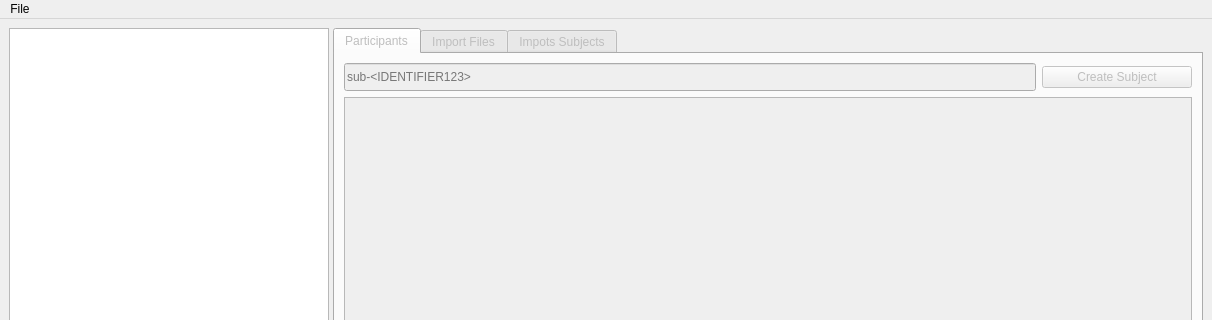
Old version of the form bidsificator/forms/MainWindow.ui in the repository HIP-infrastructure/Bidsificator; both pictures show x 0 to 1212 and y 0 to 320 of the 1212 by 927 pixel window.
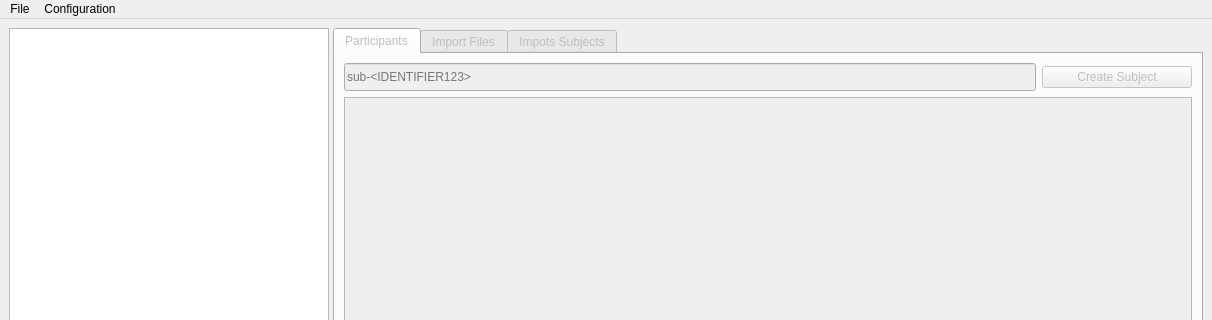
New version of the form. Custom widgets are drawn as their Qt base class.

Diff of the .ui file:
```diff
--- a/bidsificator/forms/MainWindow.ui
+++ b/bidsificator/forms/MainWindow.ui
@@ -786,7 +786,14 @@
     <addaction name="actionOpen_Bids_Dataset"/>
     <addaction name="actionClose"/>
    </widget>
+   <widget class="QMenu" name="menuOptions">
+    <property name="title">
+     <string>Configuration</string>
+    </property>
+    <addaction name="actionDatabase_Configuration"/>
+   </widget>
    <addaction name="menuFile"/>
+   <addaction name="menuOptions"/>
   </widget>
   <widget class="QStatusBar" name="statusbar"/>
   <action name="actionLoad_Bids_Dataset_Folder">
```
Left out of the diff: 5 changed lines with no effect on the pictures.
